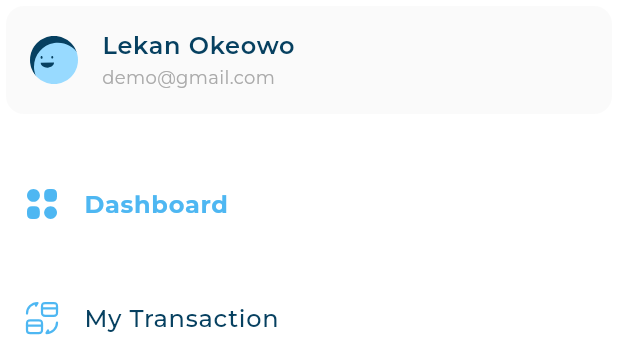
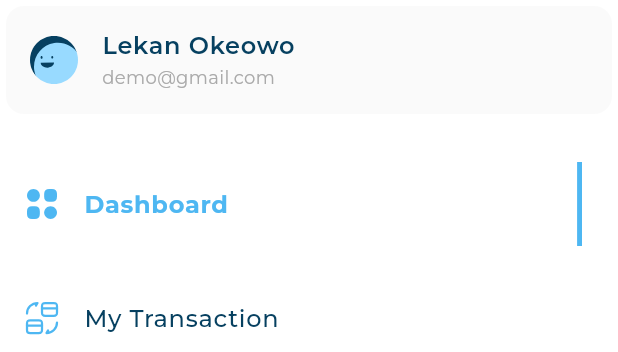
Before and after one commit to omarshaf3y/Responsive-Dashboard, a Flutter app: the CustomDrawer widget shown alone on an empty page, opened directly, on a phone screen of 412 x 824 dp. Shown: the top 352 px of the screen. Run offline on Flutter 3.47's test engine with Material 3 defaults, Android fonts, the phone set to English and light mode, and no system bars; our stand-ins replace device_preview, flutter_svg; project files that could hold a hidden picture were left out.

```diff
--- a/lib/views/dashboard_view.dart
+++ b/lib/views/dashboard_view.dart
@@ -8,6 +8,7 @@ class DashboardView extends StatelessWidget {
   @override
   Widget build(BuildContext context) {
     return Scaffold(
+      backgroundColor: const Color(0xffF7F9FA),
       body: AdaptiveLayout(
           mobileLayout: (context) => const SizedBox(),
           tabletLayout: (context) => const SizedBox(),
--- a/lib/views/widgets/active_and_inactive.dart
+++ b/lib/views/widgets/active_and_inactive.dart
@@ -39,6 +39,10 @@ class ActiveDrawerItem extends StatelessWidget {
         drawerItemModel.title,
         style: AppStyles.styleBold16,
       ),
+      trailing: Container(
+        width: 3.27,
+        decoration: const BoxDecoration(color: Color(0xff4EB7F2)),
+      ),
     );
   }
 }
--- a/lib/views/widgets/custom_drawer.dart
+++ b/lib/views/widgets/custom_drawer.dart
@@ -32,7 +32,10 @@ class CustomDrawer extends StatelessWidget {
             hasScrollBody: false,
             child: Column(
               children: [
-                Expanded(child: SizedBox()),
+                Expanded(
+                    child: SizedBox(
+                  height: 20,
+                )),
                 InActiveDrawerItem(
                   drawerItemModel: DrawerItemModel(
                       title: 'Settings System',
```
Also changed, not shown: lib/views/widgets/all_expenses.dart (added, +10 -0 lines), lib/widgets/dashboard_desktop_layout.dart (+11 -0 lines).
